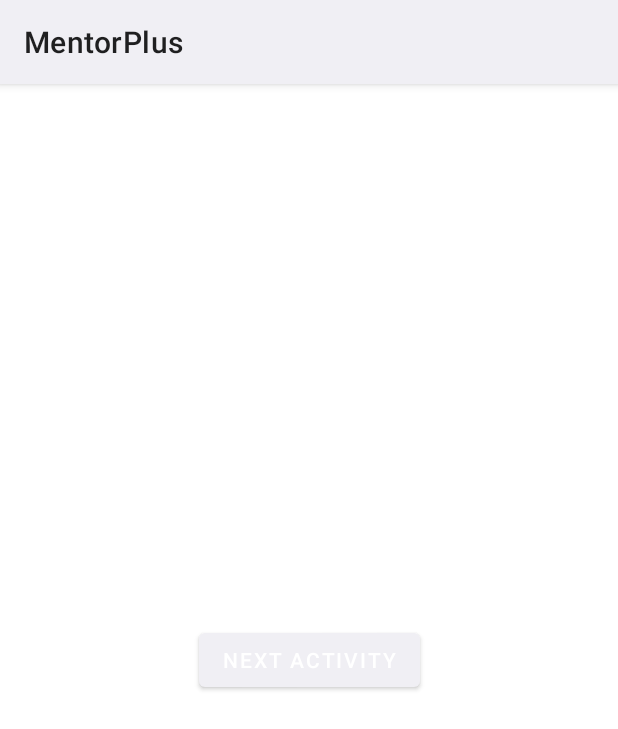
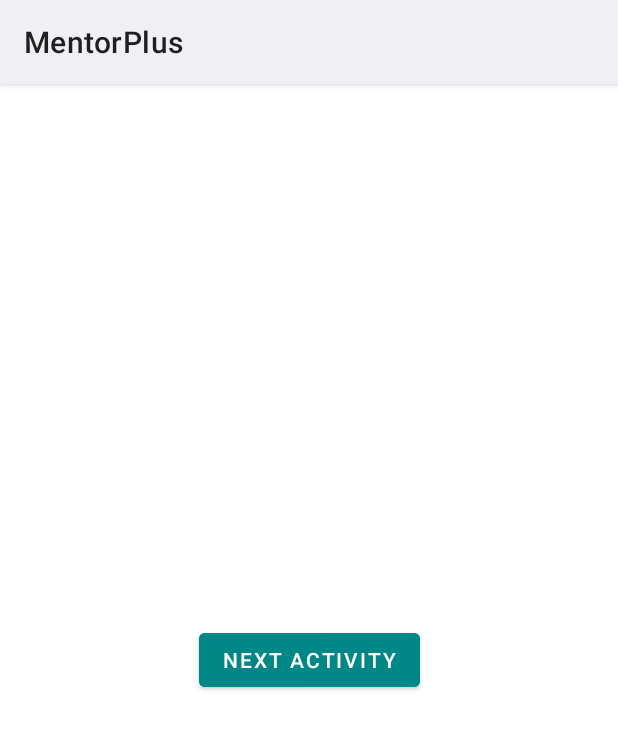
Before and after one commit to mishrahimanshu2000/MentorPlus, an Android app: the screen it shows after launch (MainActivity), on a phone screen of 412 x 824 dp. Shown: the top 729 px of the screen. Run offline under Robolectric (Android 15) with nearby library versions, the phone set to English and light mode, and no system bars.

Commit message:
changing color

```diff
--- a/app/src/main/res/layout/activity_main.xml
+++ b/app/src/main/res/layout/activity_main.xml
@@ -10,6 +10,7 @@
         android:id="@+id/nextActivityBTN"
         android:layout_width="wrap_content"
         android:layout_height="wrap_content"
+        android:backgroundTint="@color/teal_700"
         app:layout_constraintTop_toTopOf="parent"
         app:layout_constraintRight_toRightOf="parent"
         app:layout_constraintBottom_toBottomOf="parent"
```
